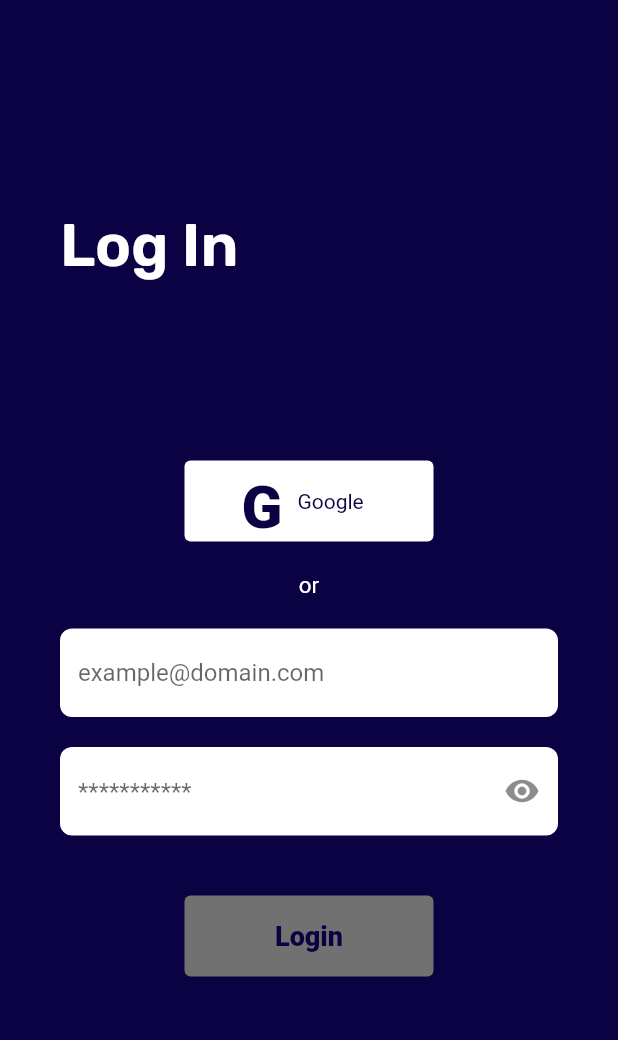
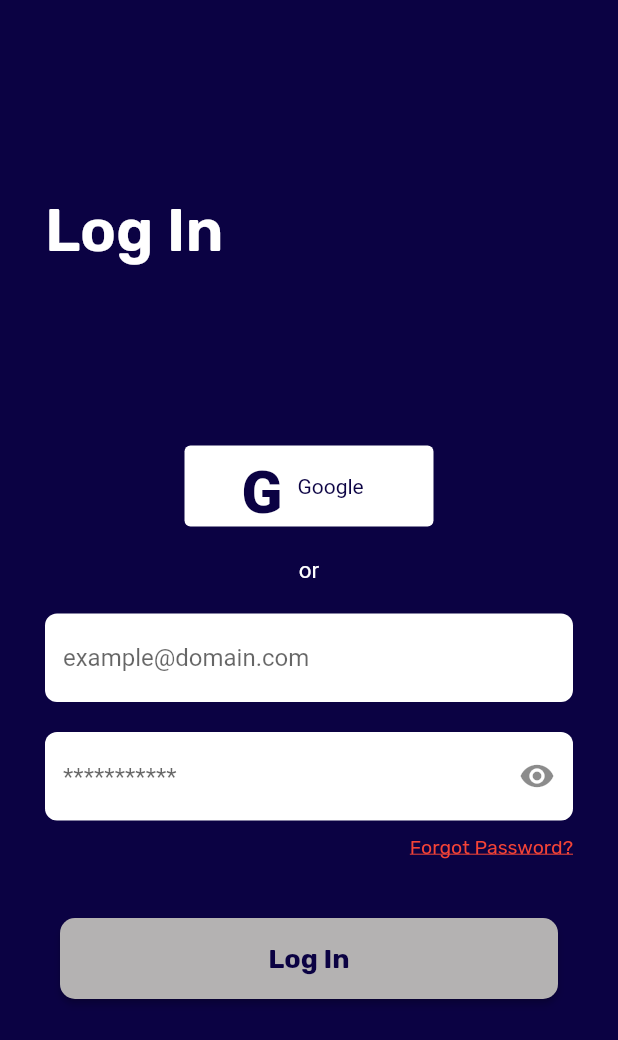
Before and after one commit to poppy1006/swathanthra, a Flutter app: the LoginScreen screen opened directly, on a phone screen of 412 x 824 dp. Shown: the top 1040 px of the screen. Run offline on Flutter 3.47's test engine with Material 2 defaults, Android fonts, the phone set to English and light mode, and no system bars; our stand-ins replace google_fonts, otp_text_field; missing offline and left inert: dart:ffi.

Commit message:
feat: :sparkles: Done Login page

```diff
--- a/lib/constant.dart
+++ b/lib/constant.dart
@@ -3,9 +3,9 @@ import 'package:flutter/material.dart';
 
 const Color bgclr = Color.fromARGB(255, 11, 2, 67);
 const Color txtclr = Color.fromARGB(255, 255, 255, 255);
-const Color  btnclr = Color(0xFF717171);
+const Color  btnclr = Color.fromARGB(255, 180, 178, 178);
 const Color whiteclr = Colors.white;
-const Color tdBGColor = Color(0xFFEEEFF5);
+const Color tdBGColor = Color.fromARGB(255, 255, 255, 255);
 
 
 
--- a/lib/main.dart
+++ b/lib/main.dart
@@ -25,8 +25,8 @@ class MyApp extends StatelessWidget {
 
       ),
       // home: const SplashScreen(),
-      // home: const LoginScreen(),
-      home: const ResetScreen(),
+      home: const LoginScreen(),
+      // home: const ResetScreen(),
       debugShowCheckedModeBanner: false,
 
     );
--- a/lib/screens/Auth_Screens/login_screen.dart
+++ b/lib/screens/Auth_Screens/login_screen.dart
@@ -1,89 +1,106 @@
 import 'package:flutter/material.dart';
 import 'package:google_fonts/google_fonts.dart';
+import 'package:otp_text_field/otp_field_style.dart';
 import 'package:swa/constant.dart';
 // import 'package:flutter/src/widgets/container.dart';
 // import 'package:flutter/src/widgets/framework.dart';
+
+import 'package:otp_text_field/otp_field.dart';
+import 'package:otp_text_field/style.dart';
 
 class LoginScreen extends StatelessWidget {
   const LoginScreen({super.key});
   @override
   Widget build(BuildContext context) {
     var _mediaQuery = MediaQuery.of(context);
-    return Scaffold( backgroundColor: bgclr, body:
-    Container(
-
-      padding: EdgeInsets.all(40),
+    return Scaffold(
+        backgroundColor: bgclr,
+        body: Container(
+          padding: EdgeInsets.all(30),
           color: bgclr,
-      child:SingleChildScrollView(
-        child:
-      Column(
+          child: SingleChildScrollView(
+            child: Column(
               children: [
-          const SizedBox(height: 100,),
-          Row(children: [Text('Log In',
+                const SizedBox(
+                  height: 100,
+                ),
+                Row(
+                  children: [
+                    Text('Log In',
                         textAlign: TextAlign.left,
-         style:GoogleFonts.rubik(
+                        style: GoogleFonts.rubik(
                           decoration: TextDecoration.none,
                           fontWeight: FontWeight.w600,
                           fontSize: 40,
                           color: Colors.white,
-           )
-          ),
+                        )),
                   ],
                 ),
-        const SizedBox(height: 120,),
-
-        SizedBox(height: 54, width: 166,child:
-          TextButton(onPressed: () {},style: TextButton.styleFrom(
+                const SizedBox(
+                  height: 120,
+                ),
+                SizedBox(
+                  height: 54,
+                  width: 166,
+                  child: TextButton(
+                      onPressed: () {},
+                      style: TextButton.styleFrom(
                         backgroundColor: whiteclr,
                       ),
                       child: Row(
-            children:const [
-              SizedBox(width: 30,),
-              Text('G',style: TextStyle(
+                        children: const [
+                          SizedBox(
+                            width: 30,
+                          ),
+                          Text(
+                            'G',
+                            style: TextStyle(
                               color: bgclr,
                               fontWeight: FontWeight.w900,
                               fontSize: 40,
                             ),
                           ),
-
-              SizedBox(width: 10,),
-
-              Text('Google',textAlign: TextAlign.center,
+                          SizedBox(
+                            width: 10,
+                          ),
+                          Text(
+                            'Google',
+                            textAlign: TextAlign.center,
                             style: TextStyle(
                               color: bgclr,
                               fontWeight: FontWeight.w400,
                               fontSize: 14,
-
-              ),)
+                            ),
+                          )
                         ],
-           )
-           )
-           ,),
-
-           const SizedBox(height: 20,),
-           const Text('or', style: TextStyle(
-            color: whiteclr ,
+                      )),
+                ),
+                const SizedBox(
+                  height: 20,
+                ),
+                const Text(
+                  'or',
+                  style: TextStyle(
+                    color: whiteclr,
                     fontWeight: FontWeight.w400,
                     fontSize: 15,
-            ),),
-           SizedBox(height: 20,),
-
+                  ),
+                ),
+                SizedBox(
+                  height: 20,
+                ),
                 TextField(
                   decoration: InputDecoration(
                       filled: true,
                       fillColor: txtclr,
                       border: OutlineInputBorder(
                           borderSide: BorderSide.none,
-               borderRadius: BorderRadius.circular(8)
+                          borderRadius: BorderRadius.circular(8)),
+                      hintText: 'example@domain.com'),
                 ),
-             hintText: 'example@domain.com'
+                const SizedBox(
+                  height: 20,
                 ),
-          ),
-
-          const SizedBox(height: 20,),
-
-
-
                 TextField(
                   obscureText: true,
                   decoration: InputDecoration(
@@ -91,41 +108,62 @@ const LoginScreen({super.key});
                       fillColor: txtclr,
                       border: OutlineInputBorder(
                           borderSide: BorderSide.none,
-               borderRadius: BorderRadius.circular(8)
+                          borderRadius: BorderRadius.circular(8)),
+                      hintText: '***********',
+                      suffixIcon: IconButton(
+                          onPressed: () {},
+                          icon: const Icon(Icons.visibility))),
                 ),
-             hintText: '***********',
-             suffixIcon: IconButton(onPressed: () {}, icon: const Icon(Icons.visibility))
+
+                SizedBox(height: 10,),
+
+                Align(
+                  alignment: Alignment.topRight,
+                  child: Text("Forgot Password?",
+                  style: GoogleFonts.rubik(
+                    fontSize: 13,
+                    fontWeight: FontWeight.w400,
+                    decoration: TextDecoration.underline,
+                    color: Colors.red
+                  ),),
+                ),
+
+                SizedBox(
+                  height: 40,
+                ),
+                Align(
+                  alignment: Alignment.center,
+                  child: SizedBox(
+                    height: 54,
+                    width: 332,
+                    child: TextButton(
+                      child: Text(
+                        "Log In",
+                        style: GoogleFonts.rubik(
+                          fontSize: 18,
+                          fontWeight: FontWeight.w700,
+                        ),
+                      ),
+                      onPressed: () {},
+                      style: TextButton.styleFrom(
+                        shape: RoundedRectangleBorder(
+                            borderRadius: BorderRadius.circular(10)),
+                        foregroundColor: bgclr,
+                        elevation: 2,
+                        backgroundColor: btnclr,
+                      ),
+                    ),
                   ),
                 ),
 
-
-
-           SizedBox(height: 40,),
+              ],
+            ),
+          ),
+        ));
+  }
+}
 
 
 
-          SizedBox(height: 54, width: 166,child:
-          TextButton(onPressed: () {}, style: TextButton.styleFrom(
-            backgroundColor: btnclr,
-          ),
-          child: Row(
-            mainAxisAlignment: MainAxisAlignment.center,
-            children: const [
-              Text('Login',textAlign: TextAlign.left,
-              style: TextStyle(
-                color: bgclr,
-                fontWeight: FontWeight.w900,
-                fontSize: 18,
-
-              ),)
-            ],
-          )
-         )
-        )
-
-        ],
-      ),),
-    )
-    );
-  }
-}
+// otp fireld //
+//  OTPTextField(length: 6,width: MediaQuery.of(context).size.width,fieldWidth: 40,style: TextStyle(fontSize: 10),textFieldAlignment: MainAxisAlignment.spaceEvenly,fieldStyle: FieldStyle.box,otpFieldStyle: OtpFieldStyle(backgroundColor: whiteclr),),
--- a/pubspec.yaml
+++ b/pubspec.yaml
@@ -35,6 +35,7 @@ dependencies:
   # Use with the CupertinoIcons class for iOS style icons.
   cupertino_icons: ^1.0.2
   google_fonts: ^3.0.1
+  otp_text_field: ^1.1.3
 
 
 dev_dependencies:
@@ -47,6 +48,7 @@ dev_dependencies:
   # package. See that file for information about deactivating specific lint
   # rules and activating additional ones.
   flutter_lints: ^2.0.0
+
 
 # For information on the generic Dart part of this file, see the
 # following page: https://dart.dev/tools/pub/pubspec
```
Also changed, not shown: lib/screens/Auth_Screens/reset_screen.dart (+94 -11 lines), pubspec.lock. Lines whose indentation alone changed are shown as unchanged.
